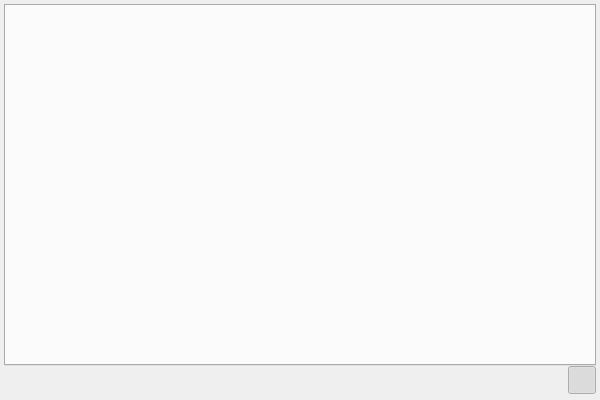
Above: plotter_gui/tabbedplotwidget.ui from ziparker/PlotJuggler before the change. Below: the same form after it.
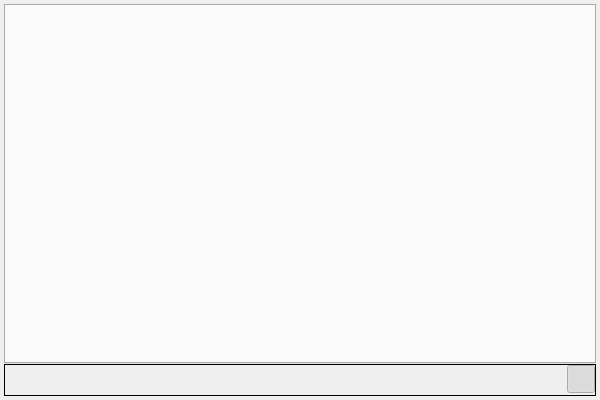
That is the form after the change. Icons and pictures are not drawn. Custom widgets are drawn as their Qt base class.

Diff of the .ui file:
```diff
--- a/plotter_gui/tabbedplotwidget.ui
+++ b/plotter_gui/tabbedplotwidget.ui
@@ -62,13 +62,22 @@
     </widget>
    </item>
    <item>
-    <widget class="QWidget" name="widgetControls" native="true">
+    <widget class="QFrame" name="widgetControls">
+     <property name="sizePolicy">
+      <sizepolicy hsizetype="Expanding" vsizetype="Expanding">
+       <horstretch>0</horstretch>
+       <verstretch>0</verstretch>
+      </sizepolicy>
+     </property>
+     <property name="frameShape">
+      <enum>QFrame::Box</enum>
+     </property>
      <layout class="QHBoxLayout" name="controlsLayout">
       <property name="spacing">
        <number>2</number>
       </property>
       <property name="sizeConstraint">
-       <enum>QLayout::SetMinimumSize</enum>
+       <enum>QLayout::SetMaximumSize</enum>
       </property>
       <property name="leftMargin">
        <number>0</number>
```
